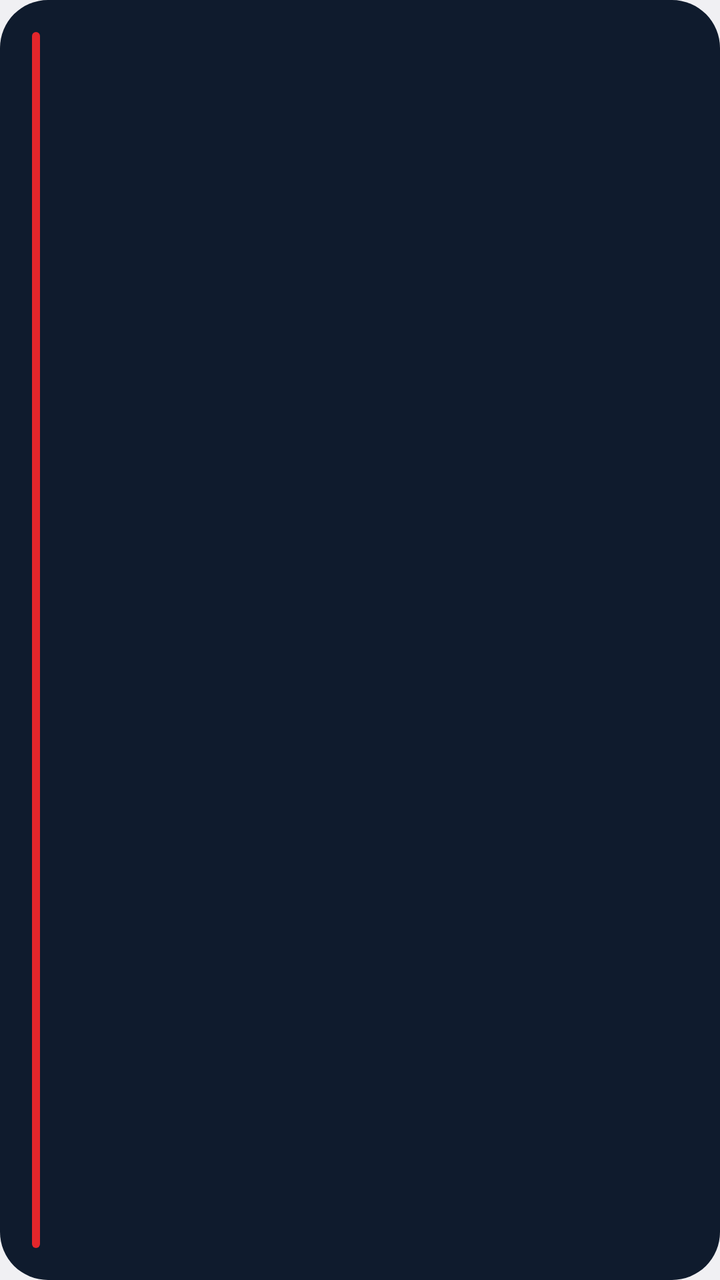
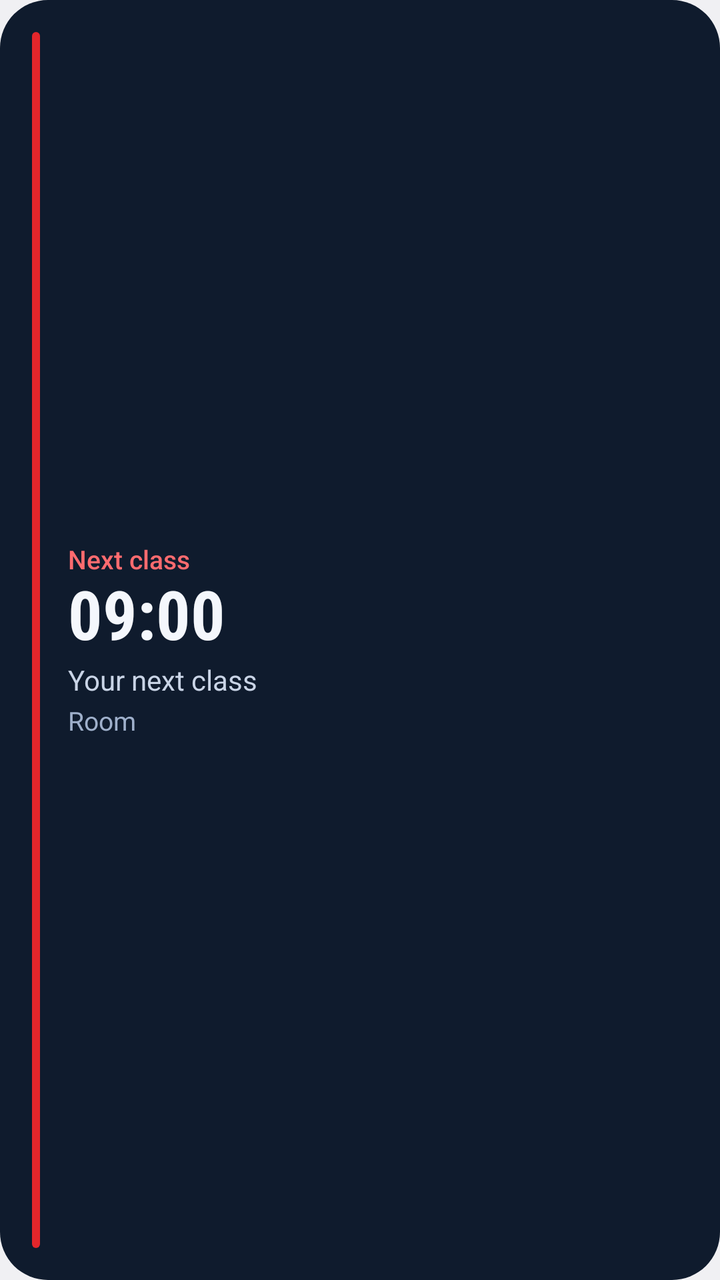

Before-and-after screenshots of an Android layout around one commit, followed by the original layout XML and the change that was made.
<!-- AndroidManifest.xml: application theme AppTheme -->
<!-- res/layout/widget_next.xml -->
<?xml version="1.0" encoding="utf-8"?>
<LinearLayout xmlns:android="http://schemas.android.com/apk/res/android"
    android:id="@+id/widget_root"
    android:layout_width="match_parent"
    android:layout_height="match_parent"
    android:background="@drawable/widget_bg"
    android:orientation="horizontal"
    android:padding="16dp">

    
    <View
        android:id="@+id/widget_bar"
        android:layout_width="4dp"
        android:layout_height="match_parent"
        android:layout_marginEnd="14dp"
        android:background="@drawable/widget_strip" />

    <LinearLayout
        android:layout_width="0dp"
        android:layout_height="match_parent"
        android:layout_weight="1"
        android:gravity="center_vertical"
        android:orientation="vertical">

        <TextView
            android:id="@+id/widget_status"
            android:layout_width="wrap_content"
            android:layout_height="wrap_content"
            android:fontFamily="sans-serif-medium"
            android:textColor="#FF6B6F"
            android:textSize="13sp" />

        <TextView
            android:id="@+id/widget_time"
            android:layout_width="wrap_content"
            android:layout_height="wrap_content"
            android:fontFamily="sans-serif-condensed"
            android:includeFontPadding="false"
            android:maxLines="1"
            android:textColor="#F4F7FC"
            android:textSize="34sp"
            android:textStyle="bold" />

        <TextView
            android:id="@+id/widget_label"
            android:layout_width="wrap_content"
            android:layout_height="wrap_content"
            android:layout_marginTop="2dp"
            android:ellipsize="end"
            android:maxLines="2"
            android:textColor="#C9D4E6"
            android:textSize="14sp" />

        <TextView
            android:id="@+id/widget_room"
            android:layout_width="wrap_content"
            android:layout_height="wrap_content"
            android:layout_marginTop="2dp"
            android:maxLines="1"
            android:textColor="#9FB0CB"
            android:textSize="13sp" />
    </LinearLayout>
</LinearLayout>
<!-- resources referenced by this layout -->
<resources>
  <!-- drawable widget_bg (drawable) -->
  <?xml version="1.0" encoding="utf-8"?>
  <shape xmlns:android="http://schemas.android.com/apk/res/android" android:shape="rectangle">
      <solid android:color="#0F1B2D" />
      <corners android:radius="24dp" />
  </shape>
  <!-- drawable widget_strip (drawable) -->
  <?xml version="1.0" encoding="utf-8"?>
  <shape xmlns:android="http://schemas.android.com/apk/res/android" android:shape="rectangle">
      <solid android:color="#E3262B" />
      <corners android:radius="2dp" />
  </shape>
  <style name="AppTheme" parent="@android:style/Theme.Material.Light.NoActionBar" />
</resources>

<!-- the commit's change to res/layout/widget_next.xml (unified diff, before → after) -->
@@ -8,12 +8,15 @@
     android:padding="16dp">
 
     
-    <View
+    
+    <ImageView
         android:id="@+id/widget_bar"
         android:layout_width="4dp"
         android:layout_height="match_parent"
         android:layout_marginEnd="14dp"
-        android:background="@drawable/widget_strip" />
+        android:importantForAccessibility="no"
+        android:scaleType="fitXY"
+        android:src="@drawable/widget_strip" />
 
     <LinearLayout
         android:layout_width="0dp"
@@ -24,6 +27,7 @@
 
         <TextView
             android:id="@+id/widget_status"
+            android:text="Next class"
             android:layout_width="wrap_content"
             android:layout_height="wrap_content"
             android:fontFamily="sans-serif-medium"
@@ -32,6 +36,7 @@
 
         <TextView
             android:id="@+id/widget_time"
+            android:text="09:00"
             android:layout_width="wrap_content"
             android:layout_height="wrap_content"
             android:fontFamily="sans-serif-condensed"
@@ -43,6 +48,7 @@
 
         <TextView
             android:id="@+id/widget_label"
+            android:text="Your next class"
             android:layout_width="wrap_content"
             android:layout_height="wrap_content"
             android:layout_marginTop="2dp"
@@ -53,6 +59,7 @@
 
         <TextView
             android:id="@+id/widget_room"
+            android:text="Room"
             android:layout_width="wrap_content"
             android:layout_height="wrap_content"
             android:layout_marginTop="2dp"
